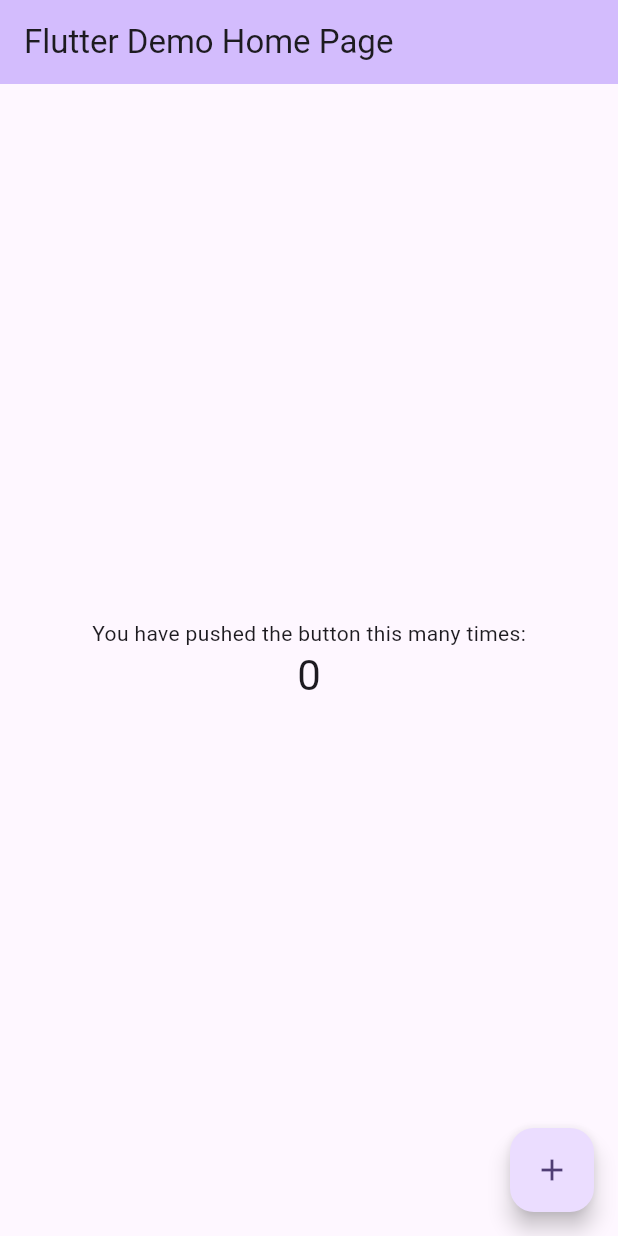
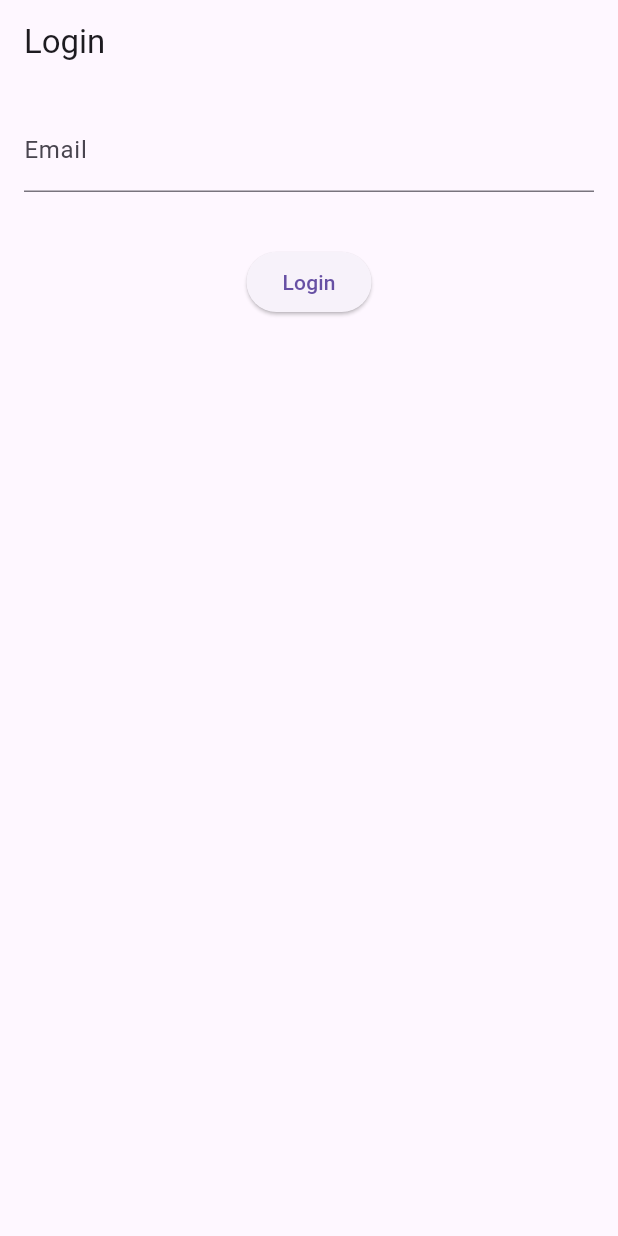
Before and after one commit to elykas/recipes-App, a Flutter app: the screen it shows after launch, on a phone screen of 412 x 824 dp. Run offline on Flutter 3.47's test engine with Material 3 defaults, Android fonts, the phone set to English and light mode, and no system bars; our stand-ins replace flutter_riverpod, go_router, supabase_flutter; accounts and stored records are empty.

Commit message:
start auth in flutter

```diff
--- /dev/null
+++ b/foodvibe_mobile/lib/app.dart
@@ -0,0 +1,16 @@
+import 'package:flutter/material.dart';
+import 'routes/app_router.dart';
+import 'package:go_router/go_router.dart';
+
+class MyApp extends StatelessWidget {
+  const MyApp({super.key});
+
+  @override
+  Widget build(BuildContext context) {
+    return MaterialApp.router(
+      routerConfig: appRouter,
+      title: 'My App',
+      theme: ThemeData(primarySwatch: Colors.blue),
+    );
+  }
+}
--- /dev/null
+++ b/foodvibe_mobile/lib/features/auth/presentation/login_page.dart
@@ -0,0 +1,62 @@
+import 'package:flutter/material.dart';
+import 'package:flutter_riverpod/flutter_riverpod.dart';
+import '../application/auth_controller.dart';
+import '../../../../../routes/app_router.dart';
+
+class LoginPage extends ConsumerStatefulWidget {
+  const LoginPage({super.key});
+
+  @override
+  ConsumerState<LoginPage> createState() => _LoginPageState();
+}
+
+class _LoginPageState extends ConsumerState<LoginPage> {
+  final _emailController = TextEditingController();
+  String? _error;
+
+  Future<void> _login() async {
+    final authController = ref.read(authControllerProvider);
+
+    try {
+      final response = await authController.signInWithEmail(
+        email:_emailController.text,
+      );
+
+      if (response != null) {
+        if (mounted) {
+          Navigator.pushReplacementNamed(context, AppRoutes.feed);
+        }
+      } else {
+        setState(() => _error = "Login failed. Check credentials.");
+      }
+    } catch (e) {
+      setState(() => _error = e.toString());
+    }
+  }
+
+   @override
+  Widget build(BuildContext context) {
+    return Scaffold(
+      appBar: AppBar(title: const Text("Login")),
+      body: Padding(
+        padding: const EdgeInsets.all(16),
+        child: Column(
+          children: [
+            if (_error != null)
+              Text(_error!, style: const TextStyle(color: Colors.red)),
+            TextField(
+              controller: _emailController,
+              decoration: const InputDecoration(labelText: "Email"),
+            ),
+            const SizedBox(height: 12),
+            const SizedBox(height: 24),
+            ElevatedButton(
+              onPressed: _login,
+              child: const Text("Login"),
+            ),
+          ],
+        ),
+      ),
+    );
+  }
+}
--- a/foodvibe_mobile/lib/main.dart
+++ b/foodvibe_mobile/lib/main.dart
@@ -1,122 +1,13 @@
 import 'package:flutter/material.dart';
+import 'package:flutter_riverpod/flutter_riverpod.dart';
+import 'package:supabase_flutter/supabase_flutter.dart';
+import 'app.dart';
 
-void main() {
-  runApp(const MyApp());
+void main() async {
+  WidgetsFlutterBinding.ensureInitialized();
+  await Supabase.initialize(
+    url: 'https://xyzcompany.supabase.co', // כתובת Supabase שלך
+    anonKey: 'public-anon-key', // המפתח הציבורי שלך
+  );
+  runApp(const ProviderScope(child: MyApp()));
 }
-
-class MyApp extends StatelessWidget {
-  const MyApp({super.key});
-
-  // This widget is the root of your application.
-  @override
-  Widget build(BuildContext context) {
-    return MaterialApp(
-      title: 'Flutter Demo',
-      theme: ThemeData(
-        // This is the theme of your application.
-        //
-        // TRY THIS: Try running your application with "flutter run". You'll see
-        // the application has a purple toolbar. Then, without quitting the app,
-        // try changing the seedColor in the colorScheme below to Colors.green
-        // and then invoke "hot reload" (save your changes or press the "hot
-        // reload" button in a Flutter-supported IDE, or press "r" if you used
-        // the command line to start the app).
-        //
-        // Notice that the counter didn't reset back to zero; the application
-        // state is not lost during the reload. To reset the state, use hot
-        // restart instead.
-        //
-        // This works for code too, not just values: Most code changes can be
-        // tested with just a hot reload.
-        colorScheme: ColorScheme.fromSeed(seedColor: Colors.deepPurple),
-      ),
-      home: const MyHomePage(title: 'Flutter Demo Home Page'),
-    );
-  }
-}
-
-class MyHomePage extends StatefulWidget {
-  const MyHomePage({super.key, required this.title});
-
-  // This widget is the home page of your application. It is stateful, meaning
-  // that it has a State object (defined below) that contains fields that affect
-  // how it looks.
-
-  // This class is the configuration for the state. It holds the values (in this
-  // case the title) provided by the parent (in this case the App widget) and
-  // used by the build method of the State. Fields in a Widget subclass are
-  // always marked "final".
-
-  final String title;
-
-  @override
-  State<MyHomePage> createState() => _MyHomePageState();
-}
-
-class _MyHomePageState extends State<MyHomePage> {
-  int _counter = 0;
-
-  void _incrementCounter() {
-    setState(() {
-      // This call to setState tells the Flutter framework that something has
-      // changed in this State, which causes it to rerun the build method below
-      // so that the display can reflect the updated values. If we changed
-      // _counter without calling setState(), then the build method would not be
-      // called again, and so nothing would appear to happen.
-      _counter++;
-    });
-  }
-
-  @override
-  Widget build(BuildContext context) {
-    // This method is rerun every time setState is called, for instance as done
-    // by the _incrementCounter method above.
-    //
-    // The Flutter framework has been optimized to make rerunning build methods
-    // fast, so that you can just rebuild anything that needs updating rather
-    // than having to individually change instances of widgets.
-    return Scaffold(
-      appBar: AppBar(
-        // TRY THIS: Try changing the color here to a specific color (to
-        // Colors.amber, perhaps?) and trigger a hot reload to see the AppBar
-        // change color while the other colors stay the same.
-        backgroundColor: Theme.of(context).colorScheme.inversePrimary,
-        // Here we take the value from the MyHomePage object that was created by
-        // the App.build method, and use it to set our appbar title.
-        title: Text(widget.title),
-      ),
-      body: Center(
-        // Center is a layout widget. It takes a single child and positions it
-        // in the middle of the parent.
-        child: Column(
-          // Column is also a layout widget. It takes a list of children and
-          // arranges them vertically. By default, it sizes itself to fit its
-          // children horizontally, and tries to be as tall as its parent.
-          //
-          // Column has various properties to control how it sizes itself and
-          // how it positions its children. Here we use mainAxisAlignment to
-          // center the children vertically; the main axis here is the vertical
-          // axis because Columns are vertical (the cross axis would be
-          // horizontal).
-          //
-          // TRY THIS: Invoke "debug painting" (choose the "Toggle Debug Paint"
-          // action in the IDE, or press "p" in the console), to see the
-          // wireframe for each widget.
-          mainAxisAlignment: MainAxisAlignment.center,
-          children: <Widget>[
-            const Text('You have pushed the button this many times:'),
-            Text(
-              '$_counter',
-              style: Theme.of(context).textTheme.headlineMedium,
-            ),
-          ],
-        ),
-      ),
-      floatingActionButton: FloatingActionButton(
-        onPressed: _incrementCounter,
-        tooltip: 'Increment',
-        child: const Icon(Icons.add),
-      ), // This trailing comma makes auto-formatting nicer for build methods.
-    );
-  }
-}
--- /dev/null
+++ b/foodvibe_mobile/lib/routes/app_router.dart
@@ -0,0 +1,19 @@
+import 'package:go_router/go_router.dart';
+import '../features/auth/presentation/login_page.dart';
+// שים לב להוספה של שאר הדפים גם...
+
+class AppRoutes {
+  static const String login = '/login';
+  static const String feed = '/feed';
+}
+
+final appRouter = GoRouter(
+  initialLocation: AppRoutes.login,
+  routes: [
+    GoRoute(
+      path: AppRoutes.login,
+      builder: (context, state) => const LoginPage(),
+    ),
+    // דף הבית או feed או מה שתבחר
+  ],
+);
--- a/foodvibe_mobile/pubspec.yaml
+++ b/foodvibe_mobile/pubspec.yaml
@@ -38,9 +38,11 @@ dependencies:
   freezed: ^3.2.0
   json_serializable: ^6.10.0
   flutter_dotenv: ^5.2.1
+  supabase_flutter: ^2.9.1
   # The following adds the Cupertino Icons font to your application.
   # Use with the CupertinoIcons class for iOS style icons.
   cupertino_icons: ^1.0.8
+  google_sign_in: ^7.1.1
 
 dev_dependencies:
   flutter_test:
```
Also changed, not shown: foodvibe_mobile/lib/features/auth/application/auth_controller.dart (added, +44 -0 lines), foodvibe_mobile/lib/features/auth/data/auth_repository.dart (added, +33 -0 lines), foodvibe_mobile/lib/services/supabase_service.dart (added, +7 -0 lines), foodvibe_mobile/lib/services/dio_service.dart (added), foodvibe_mobile/pubspec.lock, 10 other files.
